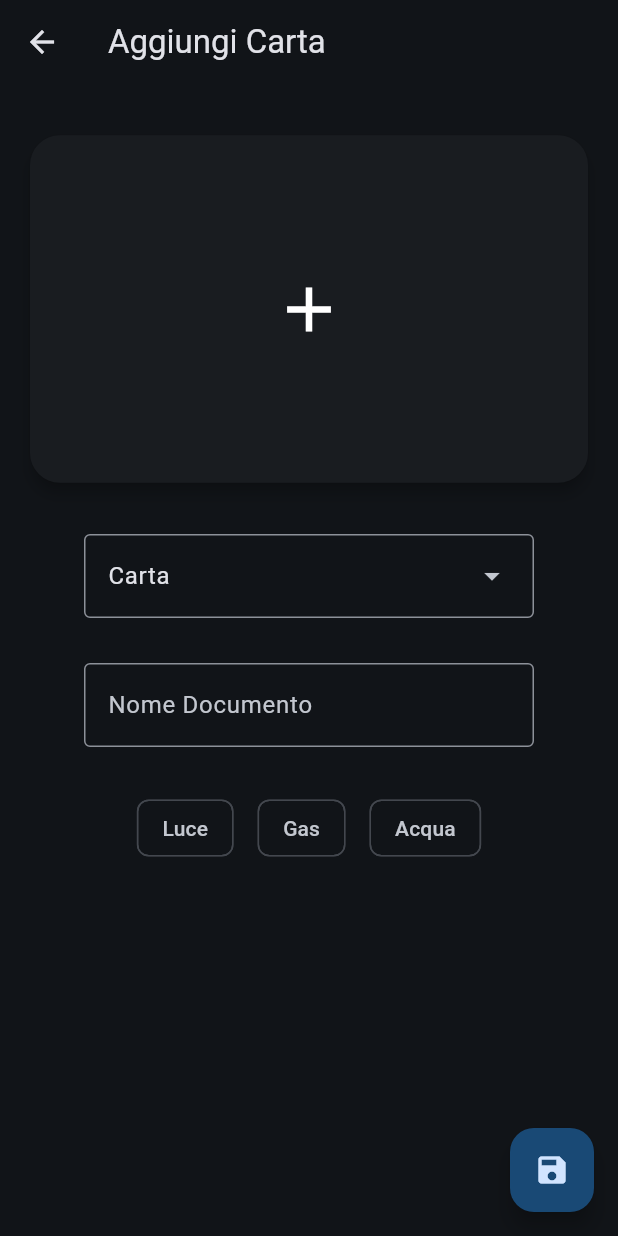
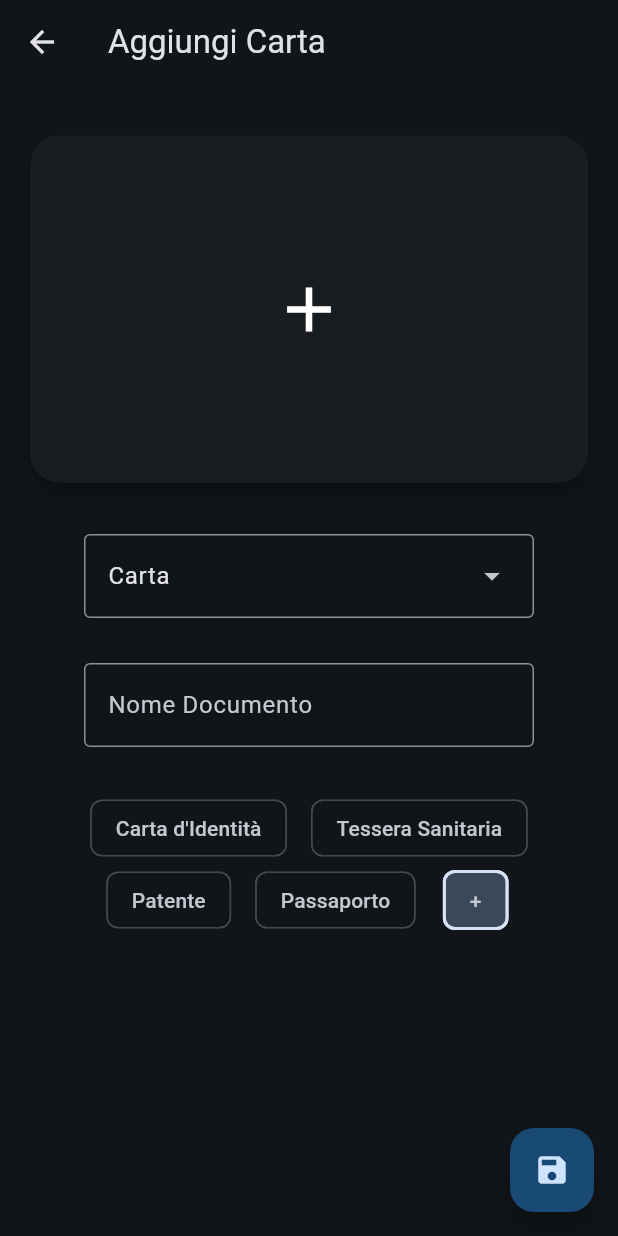
Before and after one commit to LeoneBacciu/file_flow, a Flutter app: the AddPage screen opened directly with empty values, on a phone screen of 412 x 824 dp. Run offline on Flutter 3.47's test engine with Material 3 defaults, Android fonts, the phone set to English and light mode, and no system bars; our stand-ins replace animated_text_kit, connectivity_plus, equatable, file_picker, flutter_bloc, get_it and 4 more; missing offline and left inert: cunning_document_scanner, google_mlkit_barcode_scanning, google_mlkit_text_recognition, googleapis.

Commit message:
Add custom tags

```diff
--- a/lib/core/components/forms/tag_selector_field.dart
+++ b/lib/core/components/forms/tag_selector_field.dart
@@ -1,17 +1,26 @@
 import 'package:flutter/material.dart';
 
+import '../../../models/document.dart';
+import 'tag_dialog.dart';
+
 class TagSelectorField extends StatefulWidget {
-  final Set<String>? initialValue;
-  final void Function(Set<String>)? onChange;
+  final TagSet defaultTags;
+  final TagSet? initialValue;
+  final void Function(TagSet)? onChange;
 
-  const TagSelectorField({super.key, this.initialValue, this.onChange});
+  const TagSelectorField({
+    super.key,
+    this.defaultTags = const {},
+    this.initialValue,
+    this.onChange,
+  });
 
   @override
   State<TagSelectorField> createState() => _TagSelectorFieldState();
 }
 
 class _TagSelectorFieldState extends State<TagSelectorField> {
-  final candidates = {'Luce', 'Gas', 'Acqua'};
+  final extraTags = <String>{};
   late final tags = widget.initialValue ?? {};
 
   @override
@@ -21,9 +30,9 @@ class _TagSelectorFieldState extends State<TagSelectorField> {
       child: Wrap(
         alignment: WrapAlignment.center,
         spacing: 16,
-        children: candidates
-            .map(
-              (c) => InputChip(
+        children: [
+          for (final c in widget.defaultTags.union(extraTags))
+            InputChip(
               selected: tags.contains(c),
               label: Text(c),
               onSelected: (b) => setState(() {
@@ -35,8 +44,31 @@ class _TagSelectorFieldState extends State<TagSelectorField> {
                 widget.onChange?.call(tags);
               }),
             ),
-            )
-            .toList(),
+          RawChip(
+            label: const Text('+'),
+            backgroundColor: Theme.of(context).colorScheme.secondaryContainer,
+            shape: RoundedRectangleBorder(
+              side: BorderSide(
+                width: 2,
+                color: Theme.of(context).colorScheme.onSecondaryContainer,
+              ),
+              borderRadius: const BorderRadius.all(Radius.circular(8.0)),
+            ),
+            onPressed: () {
+              showDialog<String>(
+                context: context,
+                builder: (context) => const TagDialog(),
+              ).then((t) {
+                if (t != null) {
+                  setState(() {
+                    extraTags.add(t);
+                    tags.add(t);
+                  });
+                }
+              });
+            },
+          ),
+        ],
       ),
     );
   }
--- a/lib/models/document.dart
+++ b/lib/models/document.dart
@@ -9,20 +9,49 @@ import 'package:path/path.dart';
 
 typedef DocumentListEditable = List<Document>;
 typedef DocumentList = UnmodifiableListView<Document>;
+typedef TagSet = Set<String>;
 
 enum DocumentCategory {
-  card('card', 'Carta', Icons.info),
-  bill('bill', 'Bolletta', Icons.home, true),
-  bank('bank', 'Banca', Icons.attach_money, true),
-  other('other', 'Altro', Icons.description);
+  card(
+    'card',
+    'Carta',
+    Icons.info,
+    {'Carta d\'Identità', 'Tessera Sanitaria', 'Patente', 'Passaporto'},
+  ),
+  bill(
+    'bill',
+    'Bolletta',
+    Icons.home,
+    {'Luce', 'Gas', 'Acqua', 'Rifiuti'},
+    true,
+  ),
+  bank(
+    'bank',
+    'Banca',
+    Icons.attach_money,
+    {},
+    true,
+  ),
+  other(
+    'other',
+    'Altro',
+    Icons.description,
+    {},
+  );
 
   final String jsonValue;
   final String displayName;
   final IconData iconData;
+  final TagSet defaultTags;
   final bool parsing;
 
-  const DocumentCategory(this.jsonValue, this.displayName, this.iconData,
-      [this.parsing = false]);
+  const DocumentCategory(
+    this.jsonValue,
+    this.displayName,
+    this.iconData,
+    this.defaultTags, [
+    this.parsing = false,
+  ]);
 
   factory DocumentCategory.fromJson(String json) =>
       values.firstWhere((e) => e.jsonValue == json);
@@ -161,7 +190,7 @@ class DocumentContent extends Equatable {
   List<Object?> get props => [date, amount, qrs];
 }
 
-extension DocumentListExtension on DocumentListEditable {
+extension DocumentListEditableExtension on DocumentListEditable {
   List<File> extractFiles() => expand((d) => d.files).toList();
 
   Set<String> extractTags() => expand((d) => d.tags).toSet();
@@ -191,7 +220,7 @@ extension DocumentListExtension on DocumentListEditable {
   DocumentList frozen() => UnmodifiableListView(this);
 }
 
-extension DocumentListUExtension on DocumentList {
+extension DocumentListExtension on DocumentList {
   DocumentListEditable unfrozen() => toList();
 }
 
--- a/lib/presentation/add/add_page.dart
+++ b/lib/presentation/add/add_page.dart
@@ -52,6 +52,7 @@ class _AddPageState extends State<AddPage> {
               ),
               const Separator.height(30),
               TagSelectorField(
+                defaultTags: category.defaultTags,
                 onChange: (t) => setState(() => tags = t),
               ),
               const Separator.height(30),
--- a/lib/presentation/edit/edit_page.dart
+++ b/lib/presentation/edit/edit_page.dart
@@ -53,6 +53,7 @@ class _EditPageState extends State<EditPage> {
               ),
               const Separator.height(30),
               TagSelectorField(
+                defaultTags: document.category.defaultTags.union(document.tags),
                 initialValue: document.tags,
                 onChange: (t) => setState(
                   () => document = document.copyWith(tags: t),
```
Also changed, not shown: lib/core/components/forms/tag_dialog.dart (added, +40 -0 lines). Lines whose indentation alone changed are shown as unchanged.
